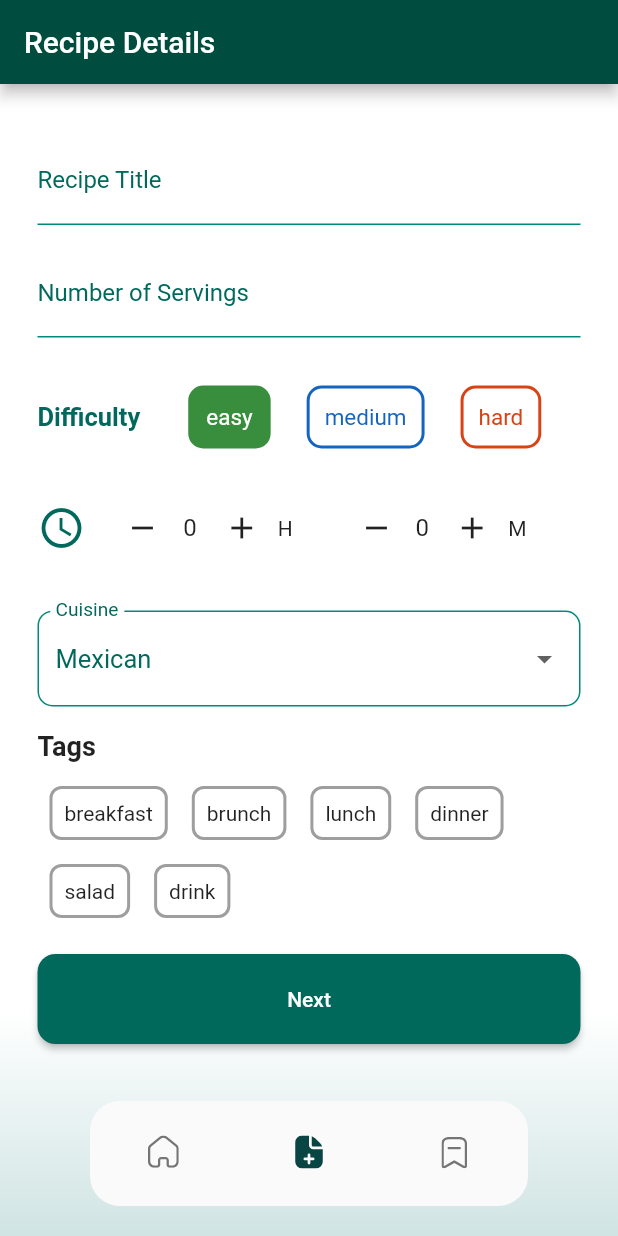
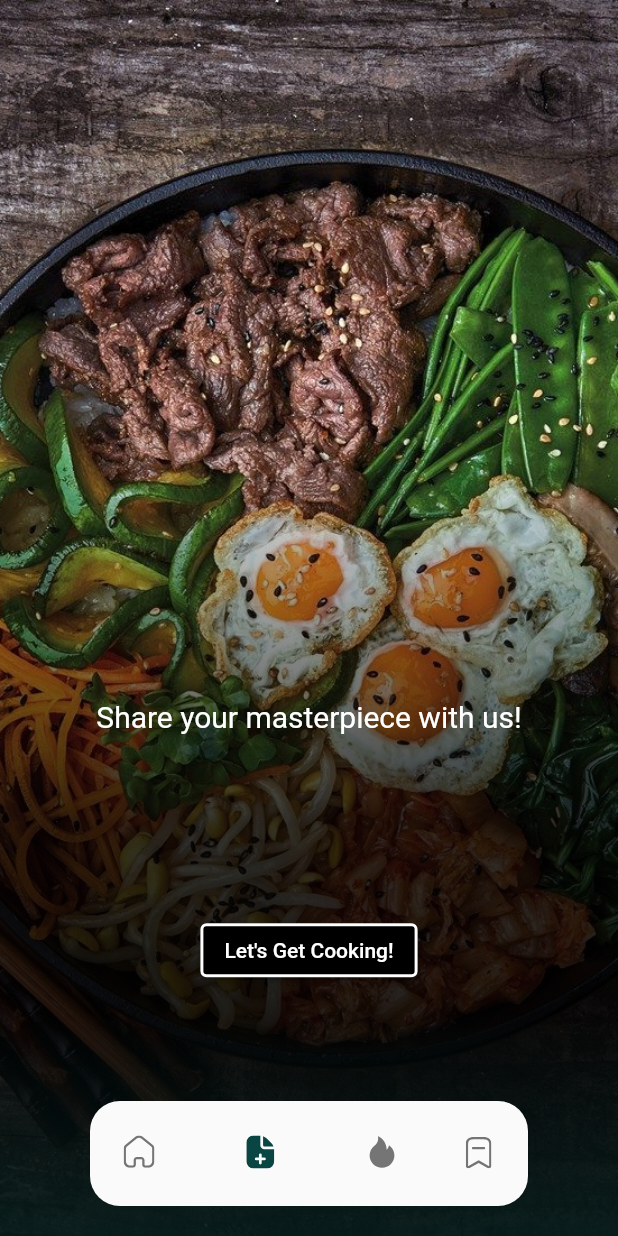
Before and after one commit to ContainedChaos/whip_up, a Flutter app: the PageSwitcher screen opened directly with empty values, item 2 of the bottom bar chosen, on a phone screen of 412 x 824 dp. Run offline on Flutter 3.47's test engine with Material 2 defaults, Android fonts, the phone set to English and light mode, and no system bars; our stand-ins replace flutter_svg, image_picker, shared_preferences; accounts and stored records are empty; network calls fail.

Commit message:
added intermediary page and my recipe page

```diff
--- /dev/null
+++ b/lib/Screens/AddRecipe/intermediary_screen.dart
@@ -0,0 +1,75 @@
+import 'package:flutter/material.dart';
+import 'package:whip_up/views/screens/recipe_detail_page.dart';
+
+import 'add_recipe_screen.dart';
+
+class IntermediaryPage extends StatelessWidget {
+  final String userId;
+  IntermediaryPage({required this.userId});
+  @override
+  Widget build(BuildContext context) {
+    return Scaffold(
+      body: Stack(
+        children: <Widget>[
+          // Background Image
+          Image.asset(
+            'assets/images/beef_bibimbap_recipe.jpeg', // Replace with your image path
+            height: double.infinity,
+            width: double.infinity,
+            fit: BoxFit.cover,
+          ),
+          // Gradient Overlay
+          Container(
+            decoration: BoxDecoration(
+              gradient: LinearGradient(
+                begin: Alignment.topCenter,
+                end: Alignment.bottomCenter,
+                colors: [
+                  Colors.black.withOpacity(0),
+                  Colors.black.withOpacity(0),
+                  Colors.black.withOpacity(0.8),
+                  Colors.black.withOpacity(0.9),
+                ],
+              ),
+            ),
+          ),
+          // Content
+          Center(
+            child: Column(
+              mainAxisAlignment: MainAxisAlignment.center,
+              children: <Widget>[
+                SizedBox(height: 300),
+                Text(
+                  "Share your masterpiece with us!",
+                  textAlign: TextAlign.center,
+                  style: TextStyle(fontSize: 20, color: Colors.white),
+                ),
+
+                SizedBox(height: 120),
+                ElevatedButton(
+                  onPressed: () {
+                    Navigator.pushReplacement(
+                      context,
+                      MaterialPageRoute(
+                        builder: (context) =>
+                            RecipeDetailsPage(userId: userId),
+                      ),
+                    );
+                  },
+                  style: ElevatedButton.styleFrom(
+                    primary: Colors.black, // Set button background color
+                    onPrimary: Colors.white, // Set text color
+                    side: BorderSide(color: Colors.white, width: 2), // Add white border
+                  ),
+                  child: Text(
+                    "Let's Get Cooking!",
+                  ),
+                ),
+              ],
+            ),
+          ),
+        ],
+      ),
+    );
+  }
+}
--- a/lib/views/screens/home_page.dart
+++ b/lib/views/screens/home_page.dart
@@ -25,7 +25,10 @@ Future<List<MyRecipe>> fetchRecipes() async {
   final Map<String, dynamic> userData = await AuthService().getUserData(); // Use a default value or handle null properly.
 
   final response = await http.get(
-    Uri.parse(apiUrl)
+    Uri.parse(apiUrl),
+    headers: {
+      "Authorization": "Bearer $accessToken",
+    },
   );
 
   if (response.statusCode == 200) {
--- a/lib/views/screens/page_switcher.dart
+++ b/lib/views/screens/page_switcher.dart
@@ -1,10 +1,13 @@
 import 'package:flutter/material.dart';
 import 'package:whip_up/Screens/AddRecipe/add_recipe_screen.dart';
+import 'package:whip_up/Screens/AddRecipe/intermediary_screen.dart';
 import 'package:whip_up/views/screens/bookmarks_page.dart';
 import 'package:whip_up/views/screens/explore_page.dart';
 import 'package:whip_up/views/screens/home_page.dart';
 import 'package:whip_up/views/utils/AppColor.dart';
 import 'package:whip_up/views/widgets/custom_bottom_navigation_bar.dart';
+
+import 'my_recipes_page.dart';
 
 class PageSwitcher extends StatefulWidget {
   final String userEmail;
@@ -34,7 +37,9 @@ class _PageSwitcherState extends State<PageSwitcher> {
         children: [
           [
             HomePage(userEmail: widget.userEmail, userName: widget.userName),
-            RecipeDetailsPage(userId: widget.userId),
+            // RecipeDetailsPage(userId: widget.userId),
+            IntermediaryPage(userId: widget.userId),
+            MyRecipesPage(userId: widget.userId),
             BookmarksPage(),
           ][_selectedIndex],
           BottomGradientWidget(),
--- a/lib/views/widgets/custom_bottom_navigation_bar.dart
+++ b/lib/views/widgets/custom_bottom_navigation_bar.dart
@@ -38,6 +38,9 @@ class _CustomBottomNavigationBarState extends State<CustomBottomNavigationBar> {
                   ? BottomNavigationBarItem(icon: SvgPicture.asset('assets/icons/add-document-filled.svg', color: AppColor.primary, height: 22, width: 24), label: '')
                   : BottomNavigationBarItem(icon: SvgPicture.asset('assets/icons/add-document.svg', color: Colors.grey[600], height: 22, width: 24), label: ''),
               (widget.selectedIndex == 2)
+                  ? BottomNavigationBarItem(icon: SvgPicture.asset('assets/icons/notebook.svg', color: AppColor.primary), label: '')
+                  : BottomNavigationBarItem(icon: SvgPicture.asset('assets/icons/fire-filled.svg', color: Colors.grey[600]), label: ''),
+              (widget.selectedIndex == 3)
                   ? BottomNavigationBarItem(icon: SvgPicture.asset('assets/icons/bookmark-filled.svg', color: AppColor.primary), label: '')
                   : BottomNavigationBarItem(icon: SvgPicture.asset('assets/icons/bookmark.svg', color: Colors.grey[600]), label: ''),
             ],
```
Also changed, not shown: lib/views/screens/my_recipes_page.dart (added, +154 -0 lines).
